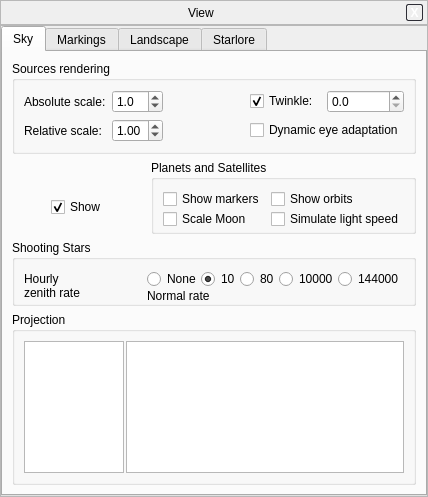
Qt form src/gui/viewDialog.ui (519984307/stellarium_src) before a commit.
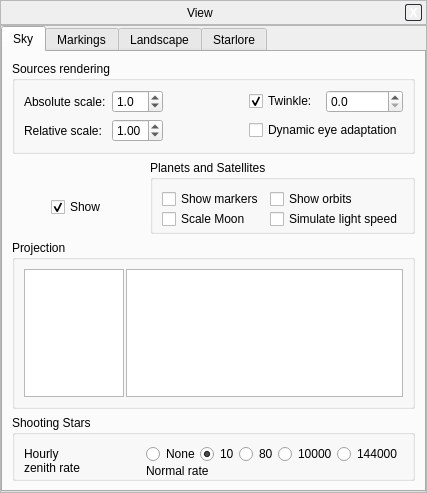
The same form after that commit. Icons and pictures are not drawn. Custom widgets are drawn as their Qt base class.

Diff of the .ui file:
```diff
--- a/src/gui/viewDialog.ui
+++ b/src/gui/viewDialog.ui
@@ -5,8 +5,8 @@
    <rect>
     <x>0</x>
     <y>0</y>
-    <width>428</width>
-    <height>497</height>
+    <width>427</width>
+    <height>493</height>
    </rect>
   </property>
   <property name="font" >
@@ -164,8 +164,8 @@
           <rect>
            <x>0</x>
            <y>0</y>
-           <width>420</width>
-           <height>441</height>
+           <width>419</width>
+           <height>437</height>
           </rect>
          </property>
          <attribute name="title" >
@@ -461,6 +461,53 @@
            </widget>
           </item>
           <item row="2" column="0" colspan="2" >
+           <widget class="QGroupBox" name="planetsGroupBox_6" >
+            <property name="title" >
+             <string>Projection</string>
+            </property>
+            <property name="checkable" >
+             <bool>false</bool>
+            </property>
+            <layout class="QHBoxLayout" name="_3" >
+             <property name="spacing" >
+              <number>2</number>
+             </property>
+             <item>
+              <widget class="QListWidget" name="projectionListWidget" >
+               <property name="sizePolicy" >
+                <sizepolicy vsizetype="Expanding" hsizetype="Minimum" >
+                 <horstretch>0</horstretch>
+                 <verstretch>0</verstretch>
+                </sizepolicy>
+               </property>
+               <property name="minimumSize" >
+                <size>
+                 <width>100</width>
+                 <height>0</height>
+                </size>
+               </property>
+               <property name="maximumSize" >
+                <size>
+                 <width>100</width>
+                 <height>16777215</height>
+                </size>
+               </property>
+               <property name="horizontalScrollBarPolicy" >
+                <enum>Qt::ScrollBarAlwaysOff</enum>
+               </property>
+              </widget>
+             </item>
+             <item>
+              <widget class="QTextBrowser" name="projectionTextBrowser" >
+               <property name="openExternalLinks" >
+                <bool>true</bool>
+               </property>
+              </widget>
+             </item>
+            </layout>
+           </widget>
+          </item>
+          <item row="3" column="0" colspan="2" >
            <widget class="QGroupBox" name="planetsGroupBox_4" >
             <property name="title" >
              <string>Shooting Stars</string>
@@ -557,53 +604,6 @@
             </layout>
            </widget>
           </item>
-          <item row="3" column="0" colspan="2" >
-           <widget class="QGroupBox" name="planetsGroupBox_6" >
-            <property name="title" >
-             <string>Projection</string>
-            </property>
-            <property name="checkable" >
-             <bool>false</bool>
-            </property>
-            <layout class="QHBoxLayout" name="_3" >
-             <property name="spacing" >
-              <number>2</number>
-             </property>
-             <item>
-              <widget class="QListWidget" name="projectionListWidget" >
-               <property name="sizePolicy" >
-                <sizepolicy vsizetype="Expanding" hsizetype="Minimum" >
-                 <horstretch>0</horstretch>
-                 <verstretch>0</verstretch>
-                </sizepolicy>
-               </property>
-               <property name="minimumSize" >
-                <size>
-                 <width>100</width>
-                 <height>0</height>
-                </size>
-               </property>
-               <property name="maximumSize" >
-                <size>
-                 <width>100</width>
-                 <height>16777215</height>
-                </size>
-               </property>
-               <property name="horizontalScrollBarPolicy" >
-                <enum>Qt::ScrollBarAlwaysOff</enum>
-               </property>
-              </widget>
-             </item>
-             <item>
-              <widget class="QTextBrowser" name="projectionTextBrowser" >
-               <property name="openExternalLinks" >
-                <bool>true</bool>
-               </property>
-              </widget>
-             </item>
-            </layout>
-           </widget>
-          </item>
          </layout>
          <zorder>planetsGroupBox</zorder>
          <zorder>planetsGroupBox_4</zorder>
```
Left out of the diff: 23 changed lines with no effect on the pictures.
